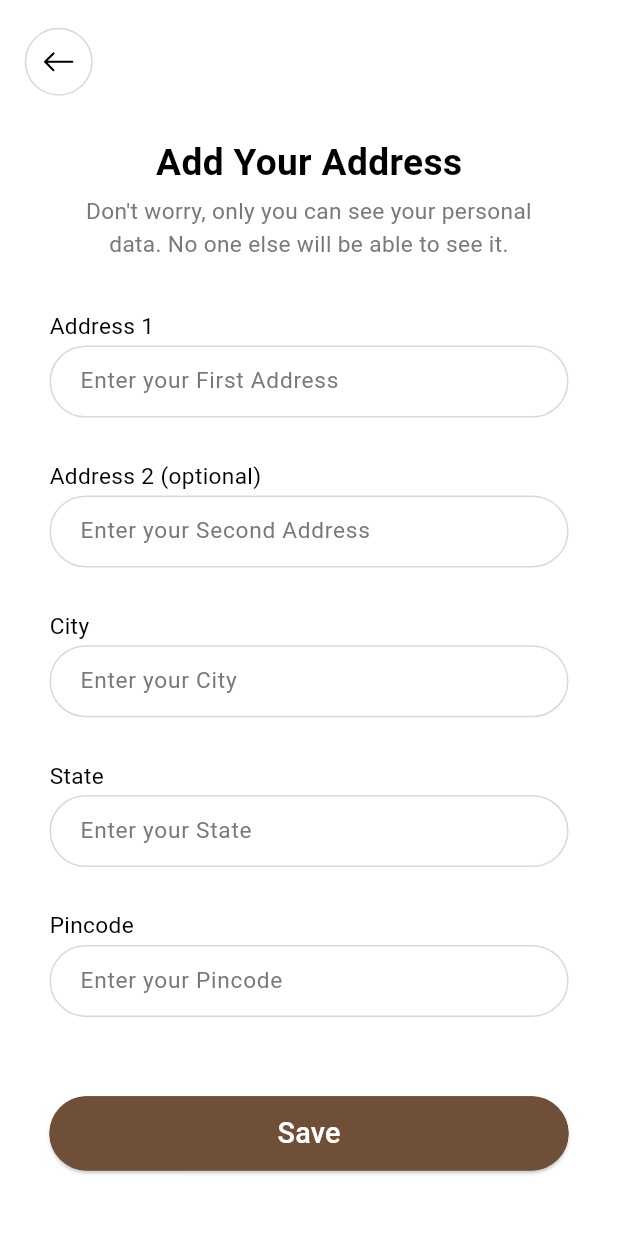
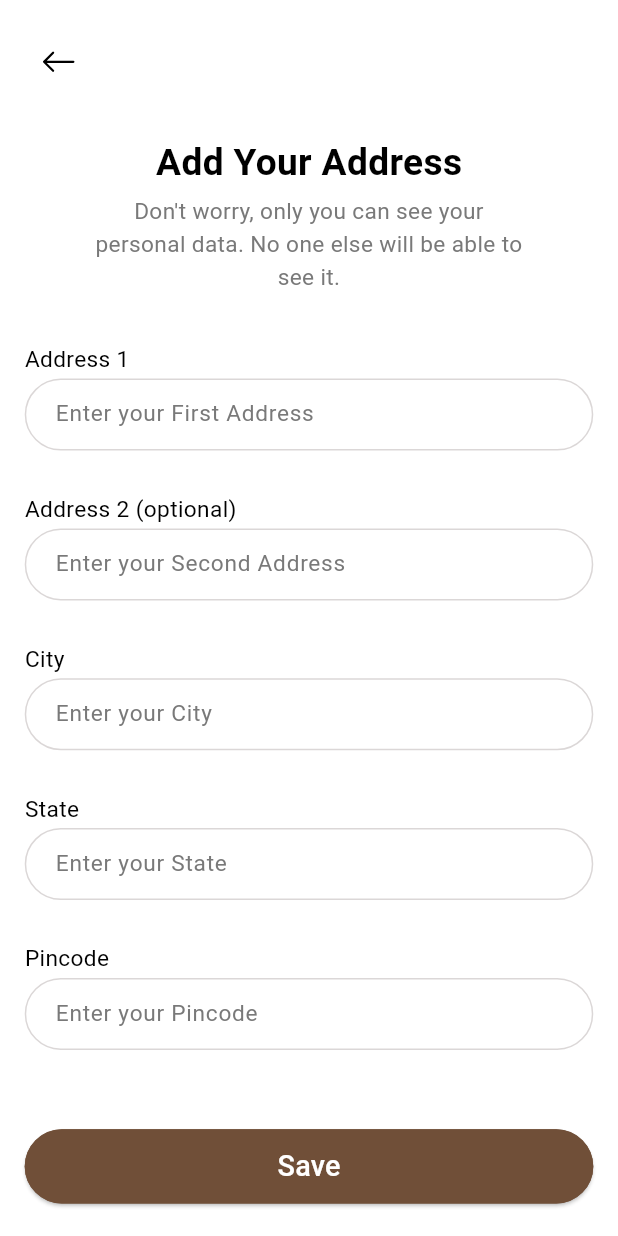
Before and after one commit to Shailesh-Tagadghar/Fashion_App, a Flutter app: the Address screen opened directly with empty values, on a phone screen of 412 x 824 dp. Run offline on Flutter 3.47's test engine with Material 3 defaults, Android fonts, the phone set to English and light mode, and no system bars; our stand-ins replace connectivity_plus, crystal_navigation_bar, dotted_line, email_validator, firebase_core, firebase_messaging and 7 more; accounts and stored records are empty; network calls fail; project files that could hold a hidden picture were left out.

Commit message:
address screen done with responsive

```diff
--- a/lib/Modules/Auth/address.dart
+++ b/lib/Modules/Auth/address.dart
@@ -1,4 +1,3 @@
-
 import 'dart:developer';
 
 import 'package:fashion/Modules/Auth/Widget/custom_button.dart';
@@ -9,6 +8,7 @@ import 'package:fashion/Modules/Auth/services/api_service.dart';
 import 'package:fashion/Routes/app_routes.dart';
 import 'package:fashion/Utils/Constants/color_constant.dart';
 import 'package:fashion/Utils/Constants/string_constant.dart';
+import 'package:flutter/foundation.dart';
 import 'package:flutter/material.dart';
 import 'package:get/get.dart';
 import 'package:get_storage/get_storage.dart';
@@ -49,10 +49,10 @@ class Address extends StatelessWidget {
           padding: EdgeInsets.all(
             0.6.w,
           ),
-          decoration: BoxDecoration(
-            border: Border.all(color: ColorConstants.lightGrayColor, width: 1),
-            shape: BoxShape.circle,
-          ),
+          // decoration: BoxDecoration(
+          //   border: Border.all(color: ColorConstants.lightGrayColor, width: 1),
+          //   shape: BoxShape.circle,
+          // ),
           child: IconButton(
             iconSize: 24,
             icon: const Icon(
@@ -69,9 +69,9 @@ class Address extends StatelessWidget {
         backgroundColor: ColorConstants.whiteColor,
         body: Padding(
           padding: EdgeInsets.only(
-            left: 4.w,
-            right: 4.w,
-            bottom: 2.h,
+            left: kIsWeb ? 4.w : 4.w,
+            right: kIsWeb ? 4.w : 4.w,
+            bottom: kIsWeb ? 4.h : 2.h,
           ),
           child: SingleChildScrollView(
             child: Column(
@@ -84,41 +84,38 @@ class Address extends StatelessWidget {
                   child: CustomText(
                     text: StringConstants.addresstext,
                     color: ColorConstants.blackColor,
-                    fontSize: 18,
+                    fontSize: kIsWeb ? 7 : 18,
                     weight: FontWeight.w600,
                   ),
                 ),
                 SizedBox(
                   height: 0.5.h,
                 ),
-                Padding(
-                  padding: EdgeInsets.only(
-                    left: 8.w,
-                    right: 8.w,
-                  ),
+                Align(
+                  child: SizedBox(
+                    width: kIsWeb ? 40.w : 70.w,
                     child: const CustomText(
                       text: StringConstants.userdisplaytext,
                       color: ColorConstants.greyColor,
-                    fontSize: 11,
+                      fontSize: kIsWeb ? 3 : 11,
                       weight: FontWeight.w400,
                       textAlign: TextAlign.center,
+                    ),
                   ),
                 ),
                 SizedBox(
                   height: 4.h,
                 ),
-                Padding(
-                  padding: EdgeInsets.only(
-                    left: 4.w,
-                    right: 4.w,
-                  ),
+                Align(
+                  child: SizedBox(
+                    width: kIsWeb ? 40.w : 100.w,
                     child: Column(
                       crossAxisAlignment: CrossAxisAlignment.start,
                       children: [
                         const CustomText(
                           text: StringConstants.addresslabel,
                           color: ColorConstants.blackColor,
-                        fontSize: 11,
+                          fontSize: kIsWeb ? 4 : 11,
                           weight: FontWeight.w400,
                         ),
                         SizedBox(
@@ -127,7 +124,8 @@ class Address extends StatelessWidget {
                         CustomField(
                           controller: addressController,
                           hintText: StringConstants.address,
-                        fontSize: 11,
+                          fontSize: kIsWeb ? 4 : 11,
+
                           hintTextColor: ColorConstants.greyColor,
                           keyboardType: TextInputType.name,
                           // onChanged: (value) => validationController.validateAddress(value),
@@ -135,7 +133,7 @@ class Address extends StatelessWidget {
                         Obx(() => CustomText(
                               text: validationController.addressError.value,
                               color: ColorConstants.errorColor,
-                            fontSize: 10,
+                              fontSize: kIsWeb ? 3 : 10,
                               weight: FontWeight.w400,
                             )),
                         SizedBox(
@@ -144,7 +142,7 @@ class Address extends StatelessWidget {
                         const CustomText(
                           text: StringConstants.addresslabel1,
                           color: ColorConstants.blackColor,
-                        fontSize: 11,
+                          fontSize: kIsWeb ? 4 : 11,
                           weight: FontWeight.w400,
                         ),
                         SizedBox(
@@ -153,7 +151,8 @@ class Address extends StatelessWidget {
                         CustomField(
                           controller: address1Controller,
                           hintText: StringConstants.address1,
-                        fontSize: 11,
+                          fontSize: kIsWeb ? 4 : 11,
+
                           hintTextColor: ColorConstants.greyColor,
                           keyboardType: TextInputType.name,
                           // onChanged: (value) => validationController.validateAddress1(value),
@@ -161,7 +160,7 @@ class Address extends StatelessWidget {
                         Obx(() => CustomText(
                               text: validationController.address1Error.value,
                               color: ColorConstants.errorColor,
-                            fontSize: 10,
+                              fontSize: kIsWeb ? 3 : 10,
                               weight: FontWeight.w400,
                             )),
                         SizedBox(
@@ -170,7 +169,7 @@ class Address extends StatelessWidget {
                         const CustomText(
                           text: StringConstants.citylabel,
                           color: ColorConstants.blackColor,
-                        fontSize: 11,
+                          fontSize: kIsWeb ? 4 : 11,
                           weight: FontWeight.w400,
                         ),
                         SizedBox(
@@ -179,7 +178,8 @@ class Address extends StatelessWidget {
                         CustomField(
                           controller: cityController,
                           hintText: StringConstants.city,
-                        fontSize: 11,
+                          fontSize: kIsWeb ? 4 : 11,
+
                           hintTextColor: ColorConstants.greyColor,
                           keyboardType: TextInputType.name,
                           // onChanged: (value) => validationController.validateCity(value),
@@ -187,7 +187,7 @@ class Address extends StatelessWidget {
                         Obx(() => CustomText(
                               text: validationController.cityError.value,
                               color: ColorConstants.errorColor,
-                            fontSize: 10,
+                              fontSize: kIsWeb ? 4 : 10,
                               weight: FontWeight.w400,
                             )),
                         SizedBox(
@@ -196,7 +196,7 @@ class Address extends StatelessWidget {
                         const CustomText(
                           text: StringConstants.statelabel,
                           color: ColorConstants.blackColor,
-                        fontSize: 11,
+                          fontSize: kIsWeb ? 4 : 11,
                           weight: FontWeight.w400,
                         ),
                         SizedBox(
@@ -205,7 +205,8 @@ class Address extends StatelessWidget {
                         CustomField(
                           controller: stateController,
                           hintText: StringConstants.state,
-                        fontSize: 11,
+                          fontSize: kIsWeb ? 4 : 11,
+
                           hintTextColor: ColorConstants.greyColor,
                           keyboardType: TextInputType.name,
                           //  onChanged: (value) => validationController.validateState(value),
@@ -213,7 +214,7 @@ class Address extends StatelessWidget {
                         Obx(() => CustomText(
                               text: validationController.stateError.value,
                               color: ColorConstants.errorColor,
-                            fontSize: 10,
+                              fontSize: kIsWeb ? 4 : 10,
                               weight: FontWeight.w400,
                             )),
                         SizedBox(
@@ -222,7 +223,7 @@ class Address extends StatelessWidget {
                         const CustomText(
                           text: StringConstants.pinlabel,
                           color: ColorConstants.blackColor,
-                        fontSize: 11,
+                          fontSize: kIsWeb ? 4 : 11,
                           weight: FontWeight.w400,
                         ),
                         SizedBox(
@@ -231,7 +232,8 @@ class Address extends StatelessWidget {
                         CustomField(
                           controller: pinController,
                           hintText: StringConstants.pin,
-                        fontSize: 11,
+                          fontSize: kIsWeb ? 4 : 11,
+
                           hintTextColor: ColorConstants.greyColor,
                           keyboardType: TextInputType.number,
                           //  onChanged: (value) => validationController.validatePin(value),
@@ -239,7 +241,7 @@ class Address extends StatelessWidget {
                         Obx(() => CustomText(
                               text: validationController.pinError.value,
                               color: ColorConstants.errorColor,
-                            fontSize: 10,
+                              fontSize: kIsWeb ? 3 : 10,
                               weight: FontWeight.w400,
                             )),
                         SizedBox(
@@ -248,8 +250,8 @@ class Address extends StatelessWidget {
                         CustomButton(
                           label: StringConstants.saveAddress,
                           btnColor: ColorConstants.rich,
-                        height: 6.h,
-                        fontSize: 14,
+                          height: kIsWeb ? 6.h : 6.h,
+                          fontSize: kIsWeb ? 4 : 14,
                           weight: FontWeight.w500,
                           labelColor: ColorConstants.whiteColor,
                           isSelected: true,
@@ -262,9 +264,11 @@ class Address extends StatelessWidget {
                                 .validateCity(cityController.text);
                             validationController
                                 .validateState(stateController.text);
-                          validationController.validatePin(pinController.text);
+                            validationController
+                                .validatePin(pinController.text);
 
-                          if (validationController.addressError.value.isEmpty &&
+                            if (validationController
+                                    .addressError.value.isEmpty &&
                                 validationController
                                     .address1Error.value.isEmpty &&
                                 validationController.cityError.value.isEmpty &&
@@ -305,6 +309,7 @@ class Address extends StatelessWidget {
                       ],
                     ),
                   ),
+                ),
               ],
             ),
           ),
--- a/lib/Modules/Auth/user_detail.dart
+++ b/lib/Modules/Auth/user_detail.dart
@@ -160,8 +160,8 @@ class UserDetail extends StatelessWidget {
                                     child: Align(
                                       alignment: Alignment.bottomRight,
                                       child: Container(
-                                        height: kIsWeb ? 5.h : 4.h,
-                                        width: kIsWeb ? 4.w : 8.w,
+                                        height: kIsWeb ? 4.h : 4.h,
+                                        width: kIsWeb ? 2.w : 8.w,
                                         decoration: BoxDecoration(
                                           color: ColorConstants.rich,
                                           borderRadius:
```
Lines whose indentation alone changed are shown as unchanged.
